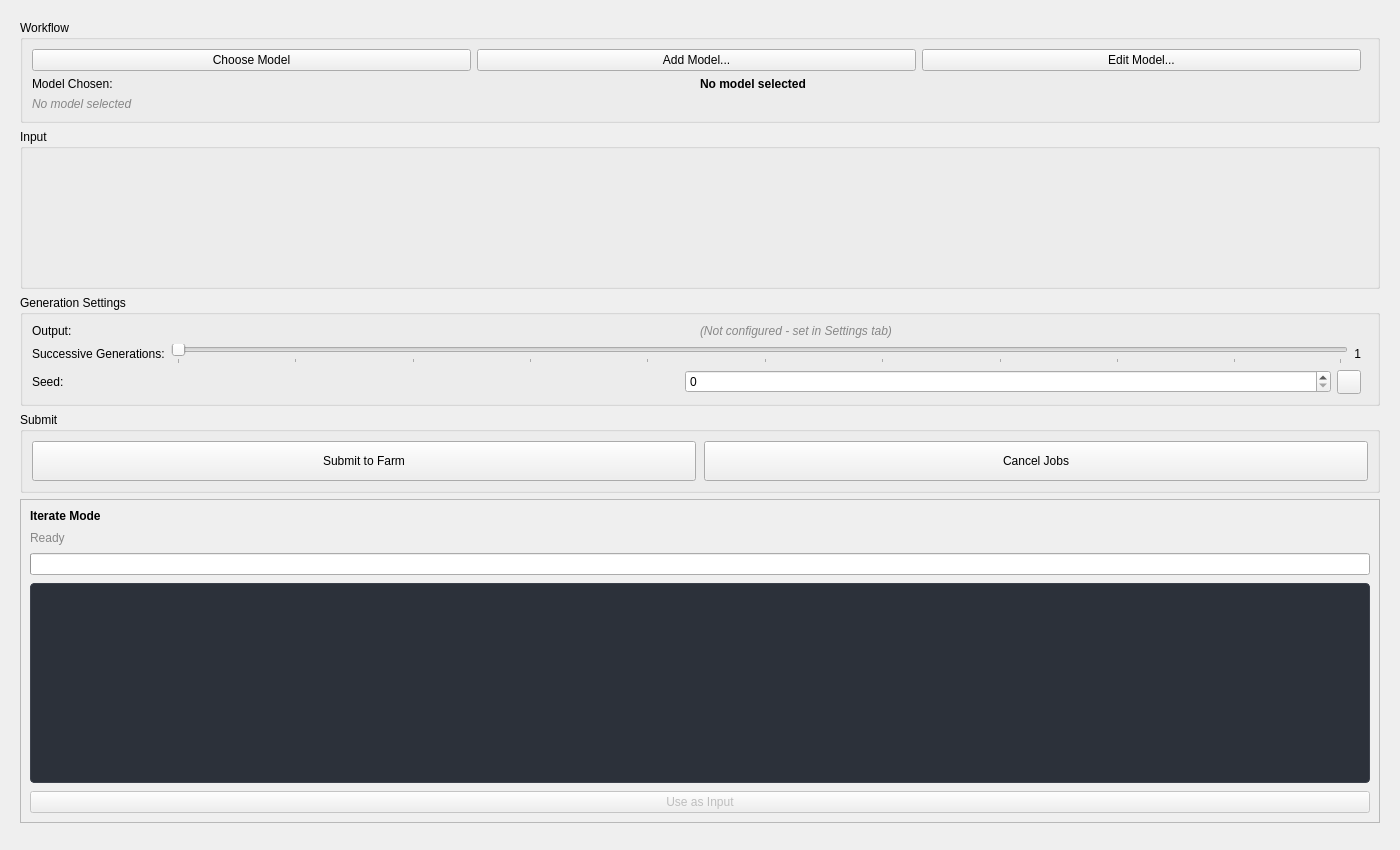
cpt-cabbage/luma_tools, file resources/ui/tabs/comfyui.ui: the form before one commit.
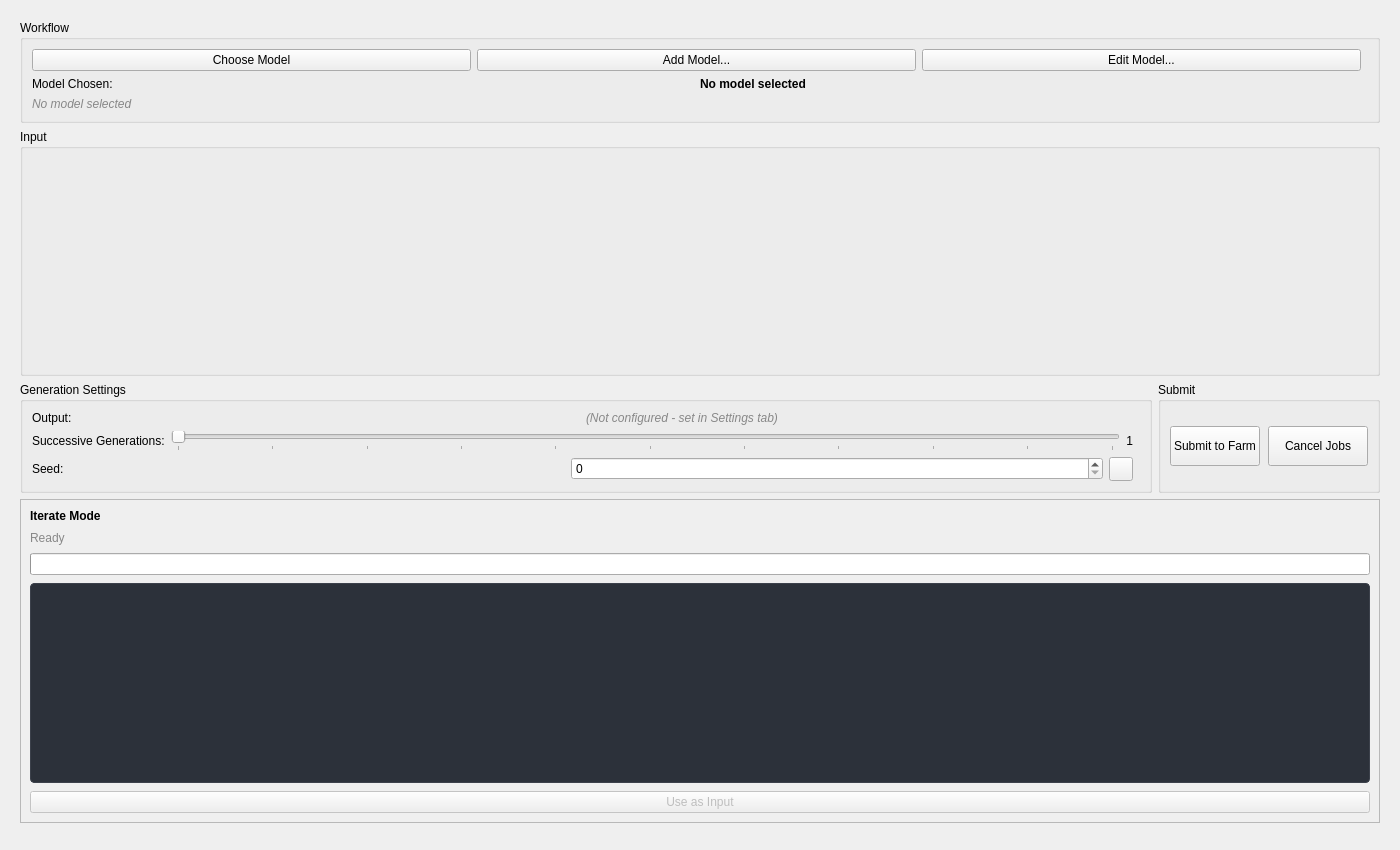
The form after the commit.

Diff of the .ui file:
```diff
--- a/resources/ui/tabs/comfyui.ui
+++ b/resources/ui/tabs/comfyui.ui
@@ -130,6 +130,8 @@
         </widget>
        </item>
        <item>
+        <layout class="QHBoxLayout" name="settingsAndSubmitLayout">
+         <item>
         <widget class="QGroupBox" name="comfyuiSettingsGroupBox">
          <property name="title">
           <string>Generation Settings</string>
@@ -331,6 +333,8 @@
           </item>
          </layout>
         </widget>
+         </item>
+        </layout>
        </item>
        <item>
         <widget class="QFrame" name="comfyuiIterateFrame">
```
Lines whose indentation alone changed are shown as unchanged.
